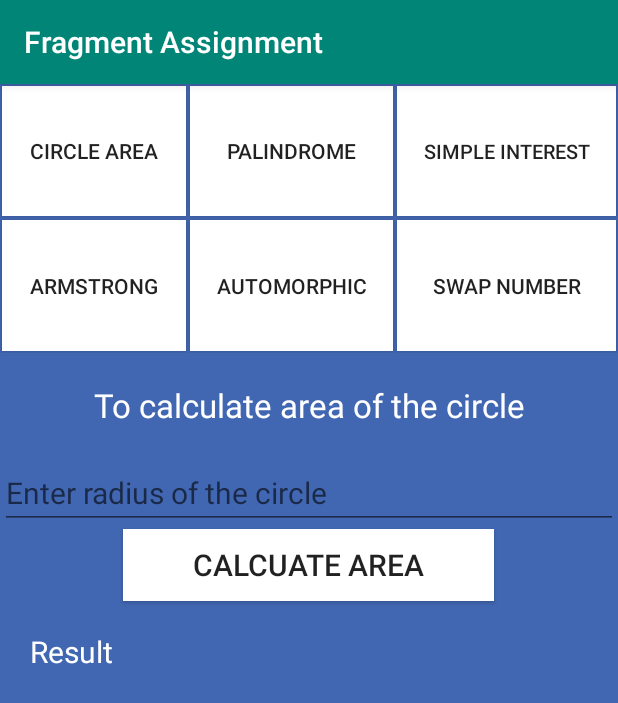
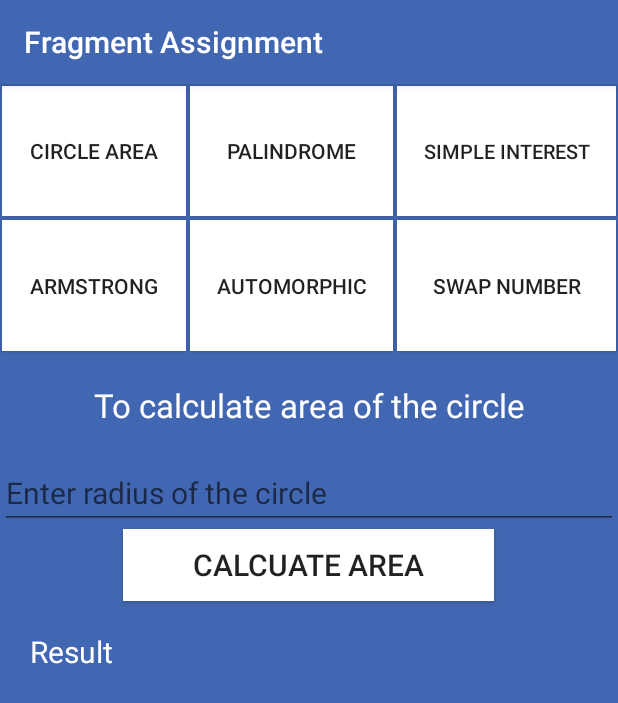
Before and after one commit to Ajar-maharjan/Assignment2, an Android app: the screen it shows after launch (MainActivity), after a tap on "CIRCLE AREA", on a phone screen of 412 x 824 dp. Shown: the top 703 px of the screen. Run offline under Robolectric (Android 15) with nearby library versions, the phone set to English and light mode, and no system bars.

Commit message:
Completed assignment 2

```diff
--- a/app/src/main/res/layout/activity_main.xml
+++ b/app/src/main/res/layout/activity_main.xml
@@ -4,14 +4,14 @@
     xmlns:tools="http://schemas.android.com/tools"
     android:layout_width="match_parent"
     android:layout_height="match_parent"
-    android:background="@color/home"
+    android:background="@color/colorPrimary"
     android:orientation="vertical"
     tools:context=".MainActivity">
 
     <GridLayout
         android:layout_width="match_parent"
         android:layout_height="179dp"
-        android:background="#4267B2"
+        android:background="@color/colorPrimary"
         android:columnCount="3"
         android:rowCount="3"
         tools:context=".GridActivity">
--- a/app/src/main/res/layout/fragment_armstrong.xml
+++ b/app/src/main/res/layout/fragment_armstrong.xml
@@ -3,7 +3,7 @@
     xmlns:tools="http://schemas.android.com/tools"
     android:layout_width="match_parent"
     android:layout_height="match_parent"
-    android:background="@color/home"
+    android:background="@color/colorPrimary"
     android:orientation="vertical"
     tools:context=".fragments.ArmstrongFragment">
 
--- a/app/src/main/res/layout/fragment_automorphic.xml
+++ b/app/src/main/res/layout/fragment_automorphic.xml
@@ -3,7 +3,7 @@
     xmlns:tools="http://schemas.android.com/tools"
     android:layout_width="match_parent"
     android:layout_height="match_parent"
-    android:background="@color/home"
+    android:background="@color/colorPrimary"
     android:orientation="vertical"
     tools:context=".fragments.AutomorphicFragment">
 
--- a/app/src/main/res/layout/fragment_circlearea.xml
+++ b/app/src/main/res/layout/fragment_circlearea.xml
@@ -3,7 +3,7 @@
     xmlns:tools="http://schemas.android.com/tools"
     android:layout_width="match_parent"
     android:layout_height="match_parent"
-    android:background="@color/home"
+    android:background="@color/colorPrimary"
     android:orientation="vertical"
     tools:context=".fragments.CircleAreaFragment">
 
--- a/app/src/main/res/layout/fragment_palindrome.xml
+++ b/app/src/main/res/layout/fragment_palindrome.xml
@@ -3,7 +3,7 @@
     xmlns:tools="http://schemas.android.com/tools"
     android:layout_width="match_parent"
     android:layout_height="match_parent"
-    android:background="@color/home"
+    android:background="@color/colorPrimary"
     android:orientation="vertical"
     tools:context=".fragments.PalindromeFragment">
 
--- a/app/src/main/res/layout/fragment_simpleinterest.xml
+++ b/app/src/main/res/layout/fragment_simpleinterest.xml
@@ -3,7 +3,7 @@
     xmlns:tools="http://schemas.android.com/tools"
     android:layout_width="match_parent"
     android:layout_height="match_parent"
-    android:background="@color/home"
+    android:background="@color/colorPrimary"
     android:orientation="vertical"
     tools:context=".fragments.SimpleInterestFragment">
 
--- a/app/src/main/res/layout/fragment_swap.xml
+++ b/app/src/main/res/layout/fragment_swap.xml
@@ -3,7 +3,7 @@
     xmlns:tools="http://schemas.android.com/tools"
     android:layout_width="match_parent"
     android:layout_height="match_parent"
-    android:background="@color/home"
+    android:background="@color/colorPrimary"
     android:orientation="vertical"
     tools:context=".fragments.SwapFragment">
 
--- a/app/src/main/res/values/colors.xml
+++ b/app/src/main/res/values/colors.xml
@@ -1,8 +1,8 @@
 <?xml version="1.0" encoding="utf-8"?>
 <resources>
-    <color name="colorPrimary">#008577</color>
+    <color name="colorPrimary">#4267B2</color>
     <color name="colorPrimaryDark">#00574B</color>
     <color name="colorAccent">#000000</color>
     <color name="background">#ffffff</color>
-    <color name="home">#4267B2</color>
+
 </resources>
```
